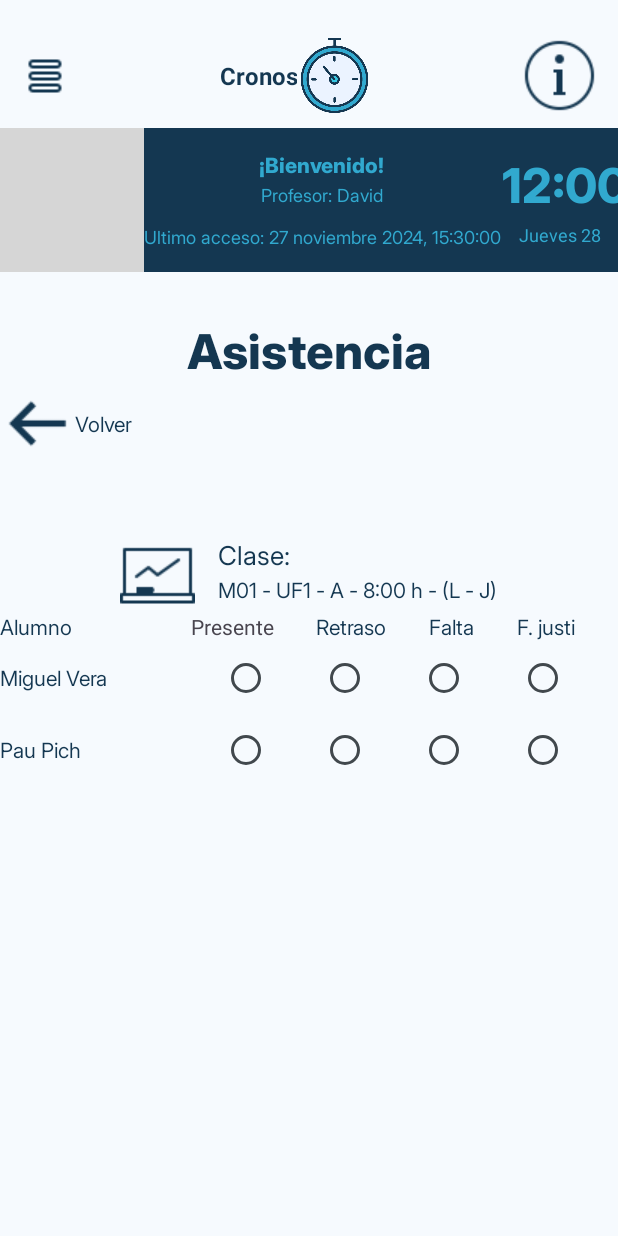
After one commit to Miguelvera17/CronosAPP, an Android app: the AsistenciaClaseActivity screen opened directly, with no data from a screen before it, on a phone screen of 412 x 824 dp. The commit adds this screen. Run offline under Robolectric (Android 15) with nearby library versions, the phone set to English and light mode, and no system bars; grey boxes are pictures that could not be loaded.

Commit message:
almost done

```diff
--- a/app/src/main/AndroidManifest.xml
+++ b/app/src/main/AndroidManifest.xml
@@ -12,6 +12,12 @@
         android:supportsRtl="true"
         android:theme="@style/Base.Theme.CronosAPP"
         tools:targetApi="31">
+        <activity
+            android:name=".AsistenciaClaseActivity"
+            android:exported="false" />
+        <activity
+            android:name=".ClasesActivity"
+            android:exported="false" />
         <activity
             android:name=".ResumenAsistenciaActivity"
             android:exported="false" />
--- /dev/null
+++ b/app/src/main/java/com/example/cronosapp/AsistenciaClaseActivity.kt
@@ -0,0 +1,24 @@
+package com.example.cronosapp
+
+import android.content.Intent
+import android.os.Bundle
+import android.widget.ImageButton
+import androidx.activity.enableEdgeToEdge
+import androidx.appcompat.app.AppCompatActivity
+import androidx.core.view.ViewCompat
+import androidx.core.view.WindowInsetsCompat
+
+class AsistenciaClaseActivity : AppCompatActivity() {
+    override fun onCreate(savedInstanceState: Bundle?) {
+        super.onCreate(savedInstanceState)
+        enableEdgeToEdge()
+        setContentView(R.layout.activity_asistencia_clase)
+
+        val bttonBack : ImageButton = findViewById(R.id.imgButtonBack)
+        bttonBack.setOnClickListener {
+            val intent = Intent(this, FichajeProfesorActivity::class.java)
+            startActivity(intent)
+        }
+
+    }
+}
--- a/app/src/main/java/com/example/cronosapp/TopFragment.kt
+++ b/app/src/main/java/com/example/cronosapp/TopFragment.kt
@@ -77,6 +77,11 @@ class TopFragment : Fragment() {
                         true
                     }
                     R.id.option6 -> {
+                        val intent = Intent(requireContext(), ClasesActivity::class.java)
+                        startActivity(intent)
+                        true
+                    }
+                    R.id.option7 -> {
                         val intent = Intent(requireContext(), MainActivity::class.java)
                         startActivity(intent)
                         true
--- /dev/null
+++ b/app/src/main/res/layout/activity_asistencia_clase.xml
@@ -0,0 +1,240 @@
+<?xml version="1.0" encoding="utf-8"?>
+<androidx.constraintlayout.widget.ConstraintLayout xmlns:android="http://schemas.android.com/apk/res/android"
+    xmlns:app="http://schemas.android.com/apk/res-auto"
+    xmlns:tools="http://schemas.android.com/tools"
+    android:id="@+id/main"
+    android:layout_width="match_parent"
+    android:layout_height="match_parent"
+    tools:context=".AsistenciaClaseActivity">
+
+    <androidx.fragment.app.FragmentContainerView
+        android:id="@+id/fragmentContainer"
+        android:layout_width="0dp"
+        android:layout_height="wrap_content"
+        android:name="com.example.cronosapp.TopFragment"
+        app:layout_constraintTop_toTopOf="parent"
+        app:layout_constraintStart_toStartOf="parent"
+        app:layout_constraintEnd_toEndOf="parent" />
+
+    <androidx.fragment.app.FragmentContainerView
+        android:id="@+id/fragmentContainer2"
+        android:layout_width="0dp"
+        android:layout_height="0dp"
+        android:name="com.example.cronosapp.TeacherFragment"
+        app:layout_constraintTop_toBottomOf="@id/fragmentContainer"
+        app:layout_constraintStart_toStartOf="parent"
+        app:layout_constraintEnd_toEndOf="parent"
+        app:layout_constraintBottom_toBottomOf="parent" />
+
+    <LinearLayout
+        android:layout_width="match_parent"
+        android:layout_height="match_parent"
+        android:layout_marginTop="210dp"
+        android:orientation="vertical">
+
+    <TextView
+        android:id="@+id/textProfile"
+        android:layout_width="match_parent"
+        android:layout_height="wrap_content"
+        android:fontFamily="@font/interextrabold"
+        android:gravity="center"
+        android:text="Asistencia"
+        android:textColor="#143751"
+        android:textSize="32sp" />
+
+    <LinearLayout
+        android:layout_width="wrap_content"
+        android:layout_height="wrap_content"
+        android:gravity="center"
+        android:orientation="horizontal">
+
+        <ImageButton
+            android:id="@+id/imgButtonBack"
+            android:layout_width="wrap_content"
+            android:layout_height="wrap_content"
+            android:background="@android:color/transparent"
+            app:srcCompat="@drawable/iconarrowleft"
+            app:tint="#143751" />
+
+        <TextView
+            android:id="@+id/textBack"
+            android:layout_width="wrap_content"
+            android:layout_height="wrap_content"
+            android:fontFamily="@font/interregular"
+            android:textColor="#143751"
+            android:text="Volver" />
+        </LinearLayout>
+
+        <LinearLayout
+            android:layout_width="match_parent"
+            android:layout_height="wrap_content"
+            android:gravity="center_horizontal"
+            android:layout_marginTop="50dp"
+            android:orientation="horizontal">
+
+            <ImageView
+                android:id="@+id/imageButton2"
+                android:layout_width="wrap_content"
+                android:layout_height="wrap_content"
+                android:background="@android:color/transparent"
+                app:srcCompat="@drawable/iconclase"
+                app:tint="#143751" />
+
+            <LinearLayout
+                android:layout_width="wrap_content"
+                android:layout_height="wrap_content"
+                android:layout_marginStart="15dp"
+                android:orientation="vertical">
+
+                <TextView
+                    android:id="@+id/textView46"
+                    android:layout_width="wrap_content"
+                    android:layout_height="wrap_content"
+                    android:fontFamily="@font/interregular"
+                    android:textColor="#143751"
+                    android:textSize="17sp"
+                    android:text="Clase:" />
+
+                <TextView
+                    android:id="@+id/text"
+                    android:layout_width="wrap_content"
+                    android:layout_height="wrap_content"
+                    android:fontFamily="@font/interregular"
+                    android:textColor="#143751"
+                    android:text="M01 - UF1 - A - 8:00 h - (L - J)" />
+            </LinearLayout>
+
+        </LinearLayout>
+
+        <LinearLayout
+            android:layout_width="match_parent"
+            android:layout_height="wrap_content"
+            android:orientation="horizontal">
+
+            <TextView
+                android:id="@+id/textView47"
+                android:layout_width="100dp"
+                android:layout_height="wrap_content"
+                android:layout_weight="1"
+                android:fontFamily="@font/interregular"
+                android:text="Alumno"
+                android:textColor="#143751" />
+
+            <TextView
+                android:id="@+id/textView48"
+                android:layout_width="wrap_content"
+                android:layout_height="wrap_content"
+                android:layout_weight="1"
+                android:text="Presente" />
+
+            <TextView
+                android:id="@+id/textView49"
+                android:layout_width="wrap_content"
+                android:layout_height="wrap_content"
+                android:layout_weight="1"
+                android:fontFamily="@font/interregular"
+                android:textColor="#143751"
+                android:text="Retraso" />
+
+            <TextView
+                android:id="@+id/textView50"
+                android:layout_width="wrap_content"
+                android:layout_height="wrap_content"
+                android:layout_weight="1"
+                android:fontFamily="@font/interregular"
+                android:textColor="#143751"
+                android:text="Falta" />
+
+            <TextView
+                android:id="@+id/textView51"
+                android:layout_width="wrap_content"
+                android:layout_height="wrap_content"
+                android:layout_weight="1"
+                android:fontFamily="@font/interregular"
+                android:textColor="#143751"
+                android:text="F. justi" />
+        </LinearLayout>
+
+        <LinearLayout
+            android:layout_width="match_parent"
+            android:layout_height="wrap_content"
+            android:orientation="horizontal">
+
+            <TextView
+                android:id="@+id/textAlumno"
+                android:layout_width="130dp"
+                android:layout_height="wrap_content"
+                android:layout_weight="1"
+                android:fontFamily="@font/interregular"
+                android:text="Miguel Vera"
+                android:textColor="#143751" />
+
+            <RadioButton
+                android:id="@+id/radioButton"
+                android:layout_width="wrap_content"
+                android:layout_height="wrap_content"
+                android:gravity="center"
+                android:layout_weight="1"/>
+
+            <RadioButton
+                android:id="@+id/radioButton2"
+                android:layout_width="wrap_content"
+                android:layout_height="wrap_content"
+                android:layout_weight="1" />
+
+            <RadioButton
+                android:id="@+id/radioButton3"
+                android:layout_width="wrap_content"
+                android:layout_height="wrap_content"
+                android:layout_weight="1"/>
+
+            <RadioButton
+                android:id="@+id/radioButton4"
+                android:layout_width="wrap_content"
+                android:layout_height="wrap_content"
+                android:layout_weight="1"/>
+        </LinearLayout>
+
+        <LinearLayout
+            android:layout_width="match_parent"
+            android:layout_height="wrap_content"
+            android:orientation="horizontal">
+
+            <TextView
+                android:id="@+id/textAlumno2"
+                android:layout_width="130dp"
+                android:layout_height="wrap_content"
+                android:layout_weight="1"
+                android:fontFamily="@font/interregular"
+                android:text="Pau Pich"
+                android:textColor="#143751" />
+
+            <RadioButton
+                android:id="@+id/radioButton5"
+                android:layout_width="wrap_content"
+                android:layout_height="wrap_content"
+                android:gravity="center"
+                android:layout_weight="1"/>
+
+            <RadioButton
+                android:id="@+id/radioButton6"
+                android:layout_width="wrap_content"
+                android:layout_height="wrap_content"
+                android:layout_weight="1" />
+
+            <RadioButton
+                android:id="@+id/radioButton7"
+                android:layout_width="wrap_content"
+                android:layout_height="wrap_content"
+                android:layout_weight="1"/>
+
+            <RadioButton
+                android:id="@+id/radioButton8"
+                android:layout_width="wrap_content"
+                android:layout_height="wrap_content"
+                android:layout_weight="1"/>
+        </LinearLayout>
+
+    </LinearLayout>
+
+</androidx.constraintlayout.widget.ConstraintLayout>
--- a/app/src/main/res/layout/activity_fichaje_profesor.xml
+++ b/app/src/main/res/layout/activity_fichaje_profesor.xml
@@ -20,7 +20,7 @@
             android:id="@+id/fragmentContainer2"
             android:layout_width="0dp"
             android:layout_height="0dp"
-            android:name="com.example.cronosapp.StudentFragment"
+            android:name="com.example.cronosapp.TeacherFragment"
             app:layout_constraintTop_toBottomOf="@id/fragmentContainer"
             app:layout_constraintStart_toStartOf="parent"
             app:layout_constraintEnd_toEndOf="parent"
--- a/app/src/main/res/menu/menu_options.xml
+++ b/app/src/main/res/menu/menu_options.xml
@@ -15,8 +15,13 @@
     <item
         android:id="@+id/option5"
         android:title="Perfil" />
+
     <item
         android:id="@+id/option6"
+        android:title="Mis Clases" />
+
+    <item
+        android:id="@+id/option7"
         android:title="Cerrar sesión" />
 
 </menu>
--- a/app/src/main/res/values-night/colors.xml
+++ b/app/src/main/res/values-night/colors.xml
@@ -32,7 +32,7 @@
     <color name="md_theme_primaryFixedDim">#91CEF4</color>
     <color name="md_theme_onPrimaryFixedVariant">#004C6A</color>
     <color name="md_theme_secondaryFixed">#D2E5F4</color>
-    <color name="md_theme_onSecondaryFixed">#0A1E28</color>
+    <color name="md_theme_onSecondaryFixed">#FFFFFF</color>
     <color name="md_theme_secondaryFixedDim">#B6C9D8</color>
     <color name="md_theme_onSecondaryFixedVariant">#374955</color>
     <color name="md_theme_tertiaryFixed">#E7DEFF</color>
--- a/app/src/main/res/values/colors.xml
+++ b/app/src/main/res/values/colors.xml
@@ -29,7 +29,7 @@
     <color name="md_theme_inverseOnSurface">#EDF1F5</color>
     <color name="md_theme_inversePrimary">#91CEF4</color>
     <color name="md_theme_primaryFixed">#C5E7FF</color>
-    <color name="md_theme_onPrimaryFixed">#001E2D</color>
+    <color name="md_theme_onPrimaryFixed">#FFFFFF</color>
     <color name="md_theme_primaryFixedDim">#91CEF4</color>
     <color name="md_theme_onPrimaryFixedVariant">#004C6A</color>
     <color name="md_theme_secondaryFixed">#D2E5F4</color>
```
Also changed, not shown: app/src/main/java/com/example/cronosapp/ClasesActivity.kt (added, +56 -0 lines), app/src/main/res/layout/activity_clases.xml (added, +171 -0 lines), app/src/main/res/drawable/iconclase.png (added).
